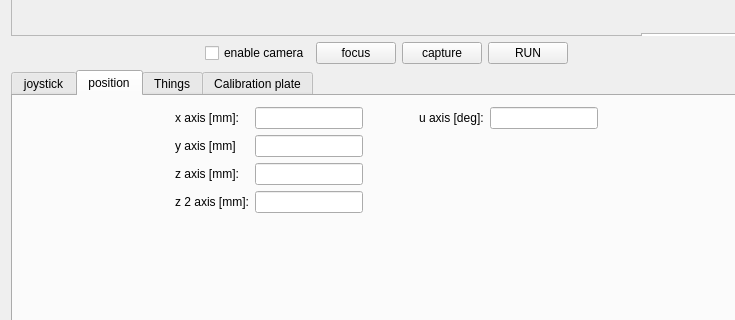
This is magrathea.ui in gitHleon/magrathea as Qt 5 draws it before an edit; both pictures show x 0 to 735 and y 378 to 698 of the 1400 by 800 pixel window. The edited form follows.
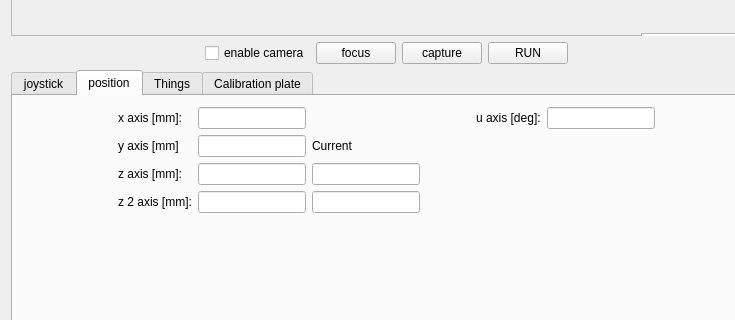
This is the edited form. The open tabs and pages were chosen to show the change.

Diff of the .ui file:
```diff
--- a/magrathea.ui
+++ b/magrathea.ui
@@ -626,58 +626,6 @@
            </item>
            <item>
             <layout class="QGridLayout" name="gridLayout_8">
-             <item row="1" column="0">
-              <widget class="QLabel" name="label_67">
-               <property name="text">
-                <string>y axis [mm]</string>
-               </property>
-              </widget>
-             </item>
-             <item row="1" column="1">
-              <widget class="QLineEdit" name="yAxisPositionLine2">
-               <property name="sizePolicy">
-                <sizepolicy hsizetype="Fixed" vsizetype="Fixed">
-                 <horstretch>0</horstretch>
-                 <verstretch>0</verstretch>
-                </sizepolicy>
-               </property>
-               <property name="alignment">
-                <set>Qt::AlignRight|Qt::AlignTrailing|Qt::AlignVCenter</set>
-               </property>
-              </widget>
-             </item>
-             <item row="0" column="2">
-              <spacer name="horizontalSpacer">
-               <property name="orientation">
-                <enum>Qt::Horizontal</enum>
-               </property>
-               <property name="sizeType">
-                <enum>QSizePolicy::Fixed</enum>
-               </property>
-               <property name="sizeHint" stdset="0">
-                <size>
-                 <width>50</width>
-                 <height>16</height>
-                </size>
-               </property>
-              </spacer>
-             </item>
-             <item row="0" column="4" colspan="2">
-              <widget class="QLineEdit" name="uAxisPositionLine2">
-               <property name="sizePolicy">
-                <sizepolicy hsizetype="Fixed" vsizetype="Fixed">
-                 <horstretch>0</horstretch>
-                 <verstretch>0</verstretch>
-                </sizepolicy>
-               </property>
-               <property name="text">
-                <string/>
-               </property>
-               <property name="alignment">
-                <set>Qt::AlignRight|Qt::AlignTrailing|Qt::AlignVCenter</set>
-               </property>
-              </widget>
-             </item>
              <item row="2" column="1">
               <widget class="QLineEdit" name="zAxisPositionLine2">
                <property name="sizePolicy">
@@ -691,6 +639,22 @@
                </property>
               </widget>
              </item>
+             <item row="2" column="3">
+              <spacer name="horizontalSpacer_6">
+               <property name="orientation">
+                <enum>Qt::Horizontal</enum>
+               </property>
+               <property name="sizeType">
+                <enum>QSizePolicy::Fixed</enum>
+               </property>
+               <property name="sizeHint" stdset="0">
+                <size>
+                 <width>50</width>
+                 <height>16</height>
+                </size>
+               </property>
+              </spacer>
+             </item>
              <item row="2" column="0">
               <widget class="QLabel" name="label_68">
                <property name="text">
@@ -705,36 +669,23 @@
                </property>
               </widget>
              </item>
-             <item row="0" column="1">
-              <widget class="QLineEdit" name="xAxisPositionLine2">
+             <item row="0" column="5" colspan="2">
+              <widget class="QLineEdit" name="uAxisPositionLine2">
                <property name="sizePolicy">
                 <sizepolicy hsizetype="Fixed" vsizetype="Fixed">
                  <horstretch>0</horstretch>
                  <verstretch>0</verstretch>
                 </sizepolicy>
                </property>
+               <property name="text">
+                <string/>
+               </property>
                <property name="alignment">
                 <set>Qt::AlignRight|Qt::AlignTrailing|Qt::AlignVCenter</set>
                </property>
               </widget>
              </item>
-             <item row="2" column="2">
-              <spacer name="horizontalSpacer_6">
-               <property name="orientation">
-                <enum>Qt::Horizontal</enum>
-               </property>
-               <property name="sizeType">
-                <enum>QSizePolicy::Fixed</enum>
-               </property>
-               <property name="sizeHint" stdset="0">
-                <size>
-                 <width>50</width>
-                 <height>16</height>
-                </size>
-               </property>
-              </spacer>
-             </item>
-             <item row="1" column="2">
+             <item row="1" column="3">
               <spacer name="horizontalSpacer_2">
                <property name="orientation">
                 <enum>Qt::Horizontal</enum>
@@ -750,13 +701,45 @@
                </property>
               </spacer>
              </item>
-             <item row="0" column="3">
+             <item row="3" column="1">
+              <widget class="QLineEdit" name="z_2_AxisPositionLine2"/>
+             </item>
+             <item row="1" column="1">
+              <widget class="QLineEdit" name="yAxisPositionLine2">
+               <property name="sizePolicy">
+                <sizepolicy hsizetype="Fixed" vsizetype="Fixed">
+                 <horstretch>0</horstretch>
+                 <verstretch>0</verstretch>
+                </sizepolicy>
+               </property>
+               <property name="alignment">
+                <set>Qt::AlignRight|Qt::AlignTrailing|Qt::AlignVCenter</set>
+               </property>
+              </widget>
+             </item>
+             <item row="0" column="4">
               <widget class="QLabel" name="label_69">
                <property name="text">
                 <string>u axis [deg]:</string>
                </property>
               </widget>
              </item>
+             <item row="0" column="3">
+              <spacer name="horizontalSpacer">
+               <property name="orientation">
+                <enum>Qt::Horizontal</enum>
+               </property>
+               <property name="sizeType">
+                <enum>QSizePolicy::Fixed</enum>
+               </property>
+               <property name="sizeHint" stdset="0">
+                <size>
+                 <width>50</width>
+                 <height>16</height>
+                </size>
+               </property>
+              </spacer>
+             </item>
              <item row="3" column="0">
               <widget class="QLabel" name="label_5">
                <property name="text">
@@ -764,7 +747,7 @@
                </property>
               </widget>
              </item>
-             <item row="3" column="2">
+             <item row="3" column="3">
               <spacer name="horizontalSpacer_18">
                <property name="orientation">
                 <enum>Qt::Horizontal</enum>
@@ -777,8 +760,38 @@
                </property>
               </spacer>
              </item>
-             <item row="3" column="1">
-              <widget class="QLineEdit" name="z_2_AxisPositionLine2"/>
+             <item row="1" column="0">
+              <widget class="QLabel" name="label_67">
+               <property name="text">
+                <string>y axis [mm]</string>
+               </property>
+              </widget>
+             </item>
+             <item row="0" column="1">
+              <widget class="QLineEdit" name="xAxisPositionLine2">
+               <property name="sizePolicy">
+                <sizepolicy hsizetype="Fixed" vsizetype="Fixed">
+                 <horstretch>0</horstretch>
+                 <verstretch>0</verstretch>
+                </sizepolicy>
+               </property>
+               <property name="alignment">
+                <set>Qt::AlignRight|Qt::AlignTrailing|Qt::AlignVCenter</set>
+               </property>
+              </widget>
+             </item>
+             <item row="2" column="2">
+              <widget class="QLineEdit" name="lineEdit_Z_1_current"/>
+             </item>
+             <item row="3" column="2">
+              <widget class="QLineEdit" name="lineEdit_Z_2_current"/>
+             </item>
+             <item row="1" column="2">
+              <widget class="QLabel" name="label_36">
+               <property name="text">
+                <string>Current</string>
+               </property>
+              </widget>
              </item>
             </layout>
            </item>
```
Left out of the diff: 2 changed lines with no effect on the pictures.
